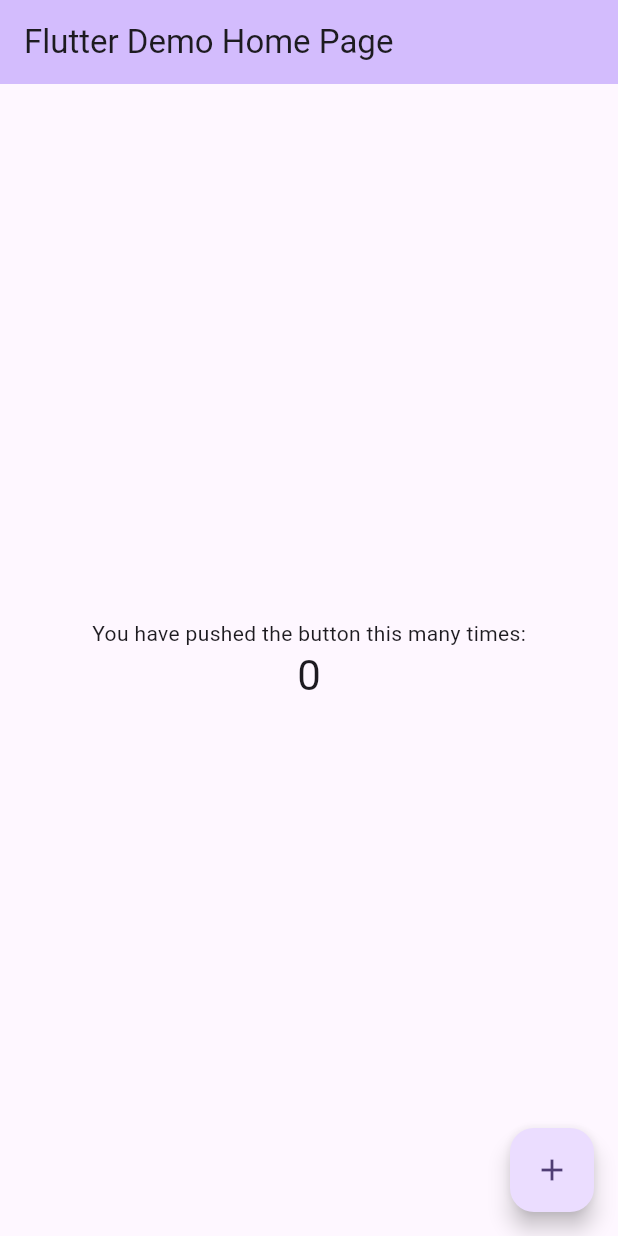
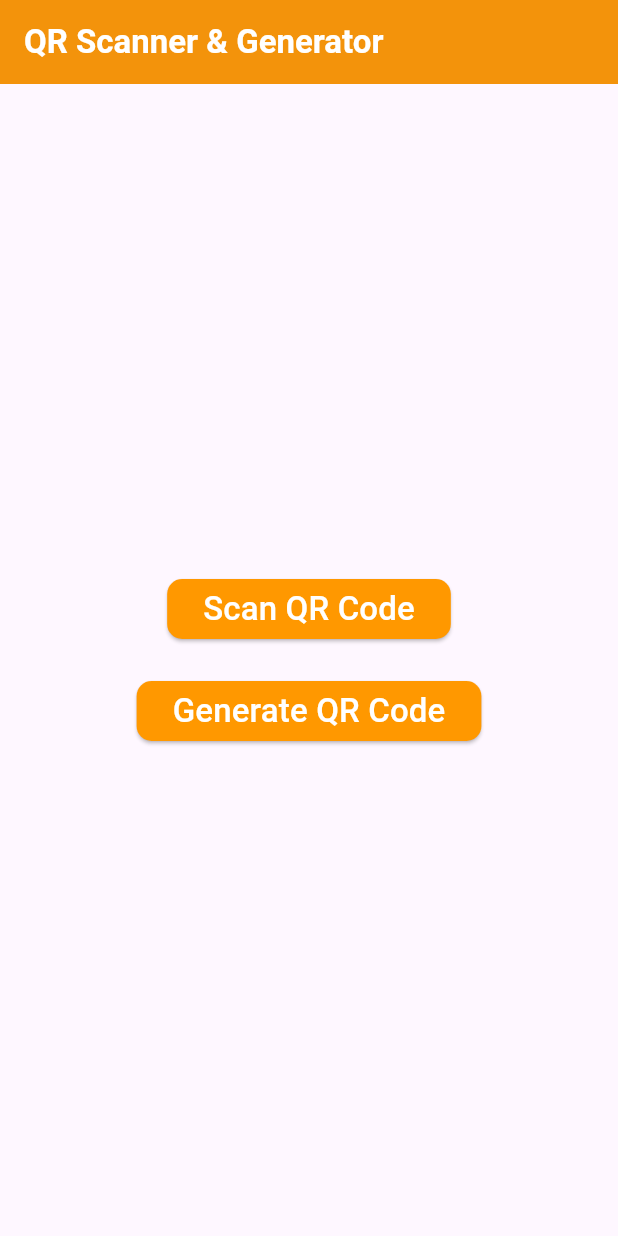
Before and after one commit to Cold-Thunder/QR-code-flutter, a Flutter app: the screen it shows after launch, on a phone screen of 412 x 824 dp. Run offline on Flutter 3.47's test engine with Material 3 defaults, Android fonts, the light colour scheme and no system bars.

Commit message:
scanner and generator page added

```diff
--- /dev/null
+++ b/lib/activities/Home.dart
@@ -0,0 +1,36 @@
+import 'package:flutter/cupertino.dart';
+import 'package:flutter/material.dart';
+import 'package:qr_code/activities/GenerateQR.dart';
+import 'package:qr_code/activities/ScanQR.dart';
+import 'package:qr_code/widgets/MyButton.dart';
+
+class Home extends StatelessWidget{
+  @override
+  Widget build(BuildContext context){
+    return Scaffold(
+      appBar: AppBar(
+        title: const Text('QR Scanner & Generator',
+            style: TextStyle(
+                fontSize: 22,
+                fontWeight: FontWeight.bold,
+                color: Colors.white)),
+        backgroundColor: Colors.orange,
+        elevation: 3.0,
+      ),
+      body: SafeArea(
+        child: Center(
+          child: Container(
+            child: Column(
+              mainAxisAlignment: MainAxisAlignment.center,
+              children: [
+                MyButton(name: 'Scan QR Code', navi: Scanqr()),
+                SizedBox(height: 20),
+                MyButton(name: 'Generate QR Code', navi: Generateqr())
+              ]
+            )
+          )
+        )
+      )
+    );
+  }
+}
--- a/lib/main.dart
+++ b/lib/main.dart
@@ -1,4 +1,5 @@
 import 'package:flutter/material.dart';
+import 'package:qr_code/activities/Home.dart';
 
 void main() {
   runApp(const MyApp());
@@ -11,115 +12,16 @@
   @override
   Widget build(BuildContext context) {
     return MaterialApp(
-      title: 'Flutter Demo',
+      title: 'QR Code Scanner and Generator',
+      debugShowCheckedModeBanner: false,
       theme: ThemeData(
-        // This is the theme of your application.
-        //
-        // TRY THIS: Try running your application with "flutter run". You'll see
-        // the application has a purple toolbar. Then, without quitting the app,
-        // try changing the seedColor in the colorScheme below to Colors.green
-        // and then invoke "hot reload" (save your changes or press the "hot
-        // reload" button in a Flutter-supported IDE, or press "r" if you used
-        // the command line to start the app).
-        //
-        // Notice that the counter didn't reset back to zero; the application
-        // state is not lost during the reload. To reset the state, use hot
-        // restart instead.
-        //
-        // This works for code too, not just values: Most code changes can be
-        // tested with just a hot reload.
         colorScheme: ColorScheme.fromSeed(seedColor: Colors.deepPurple),
         useMaterial3: true,
+        iconTheme:const IconThemeData(
+          color: Colors.white
+        )
       ),
-      home: const MyHomePage(title: 'Flutter Demo Home Page'),
+      home: Home(),
     );
   }
 }
-
-class MyHomePage extends StatefulWidget {
-  const MyHomePage({super.key, required this.title});
-
-  // This widget is the home page of your application. It is stateful, meaning
-  // that it has a State object (defined below) that contains fields that affect
-  // how it looks.
-
-  // This class is the configuration for the state. It holds the values (in this
-  // case the title) provided by the parent (in this case the App widget) and
-  // used by the build method of the State. Fields in a Widget subclass are
-  // always marked "final".
-
-  final String title;
-
-  @override
-  State<MyHomePage> createState() => _MyHomePageState();
-}
-
-class _MyHomePageState extends State<MyHomePage> {
-  int _counter = 0;
-
-  void _incrementCounter() {
-    setState(() {
-      // This call to setState tells the Flutter framework that something has
-      // changed in this State, which causes it to rerun the build method below
-      // so that the display can reflect the updated values. If we changed
-      // _counter without calling setState(), then the build method would not be
-      // called again, and so nothing would appear to happen.
-      _counter++;
-    });
-  }
-
-  @override
-  Widget build(BuildContext context) {
-    // This method is rerun every time setState is called, for instance as done
-    // by the _incrementCounter method above.
-    //
-    // The Flutter framework has been optimized to make rerunning build methods
-    // fast, so that you can just rebuild anything that needs updating rather
-    // than having to individually change instances of widgets.
-    return Scaffold(
-      appBar: AppBar(
-        // TRY THIS: Try changing the color here to a specific color (to
-        // Colors.amber, perhaps?) and trigger a hot reload to see the AppBar
-        // change color while the other colors stay the same.
-        backgroundColor: Theme.of(context).colorScheme.inversePrimary,
-        // Here we take the value from the MyHomePage object that was created by
-        // the App.build method, and use it to set our appbar title.
-        title: Text(widget.title),
-      ),
-      body: Center(
-        // Center is a layout widget. It takes a single child and positions it
-        // in the middle of the parent.
-        child: Column(
-          // Column is also a layout widget. It takes a list of children and
-          // arranges them vertically. By default, it sizes itself to fit its
-          // children horizontally, and tries to be as tall as its parent.
-          //
-          // Column has various properties to control how it sizes itself and
-          // how it positions its children. Here we use mainAxisAlignment to
-          // center the children vertically; the main axis here is the vertical
-          // axis because Columns are vertical (the cross axis would be
-          // horizontal).
-          //
-          // TRY THIS: Invoke "debug painting" (choose the "Toggle Debug Paint"
-          // action in the IDE, or press "p" in the console), to see the
-          // wireframe for each widget.
-          mainAxisAlignment: MainAxisAlignment.center,
-          children: <Widget>[
-            const Text(
-              'You have pushed the button this many times:',
-            ),
-            Text(
-              '$_counter',
-              style: Theme.of(context).textTheme.headlineMedium,
-            ),
-          ],
-        ),
-      ),
-      floatingActionButton: FloatingActionButton(
-        onPressed: _incrementCounter,
-        tooltip: 'Increment',
-        child: const Icon(Icons.add),
-      ), // This trailing comma makes auto-formatting nicer for build methods.
-    );
-  }
-}
--- /dev/null
+++ b/lib/widgets/MyButton.dart
@@ -0,0 +1,34 @@
+import 'package:flutter/cupertino.dart';
+import 'package:flutter/material.dart';
+
+class MyButton extends StatelessWidget{
+  final String name;
+  final navi;
+
+  const MyButton({
+    super.key,
+    required this.name,
+    required this.navi
+  });
+
+  @override
+  Widget build(BuildContext context){
+    return ElevatedButton(
+      child: Text('${name}', style: TextStyle(
+        fontSize: 22,
+        color: Colors.white
+      )),
+      style: ElevatedButton.styleFrom(
+        backgroundColor: Colors.orange,
+        shape: RoundedRectangleBorder(
+          borderRadius: BorderRadius.circular(10)
+        )
+      ),
+      onPressed: (){
+        Navigator.push(context,
+          MaterialPageRoute(builder: (context)=>navi)
+        );
+      }
+    );
+  }
+}
--- a/pubspec.yaml
+++ b/pubspec.yaml
@@ -35,6 +35,8 @@ dependencies:
   # The following adds the Cupertino Icons font to your application.
   # Use with the CupertinoIcons class for iOS style icons.
   cupertino_icons: ^1.0.6
+  qr_flutter: ^4.1.0
+  barcode_scanner: ^4.2.0
 
 dev_dependencies:
   flutter_test:
```
Also changed, not shown: lib/activities/GenerateQR.dart (added, +29 -0 lines), lib/activities/ScanQR.dart (added, +21 -0 lines), pubspec.lock.
